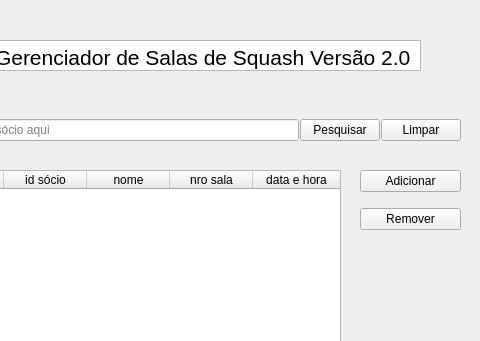
Old version of the form mainwindow.ui in the repository MatKurianski/lbd; both pictures show x 100 to 580 and y 0 to 341 of the 580 by 495 pixel window.
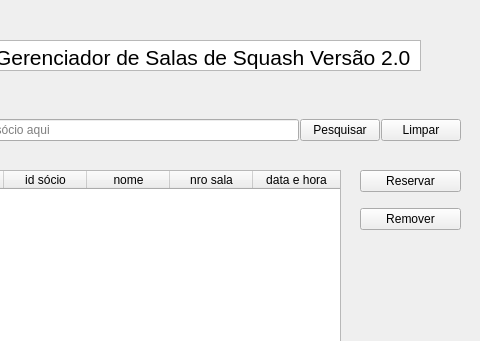
New version of the form.

Commit message: Botao "Adicionar" renomeado para "Reservar"

```diff
--- a/mainwindow.ui
+++ b/mainwindow.ui
@@ -105,7 +105,7 @@
         </sizepolicy>
        </property>
        <property name="text">
-        <string>Adicionar</string>
+        <string>Reservar</string>
        </property>
       </widget>
      </item>
```
The commit also changes 1 other file.
